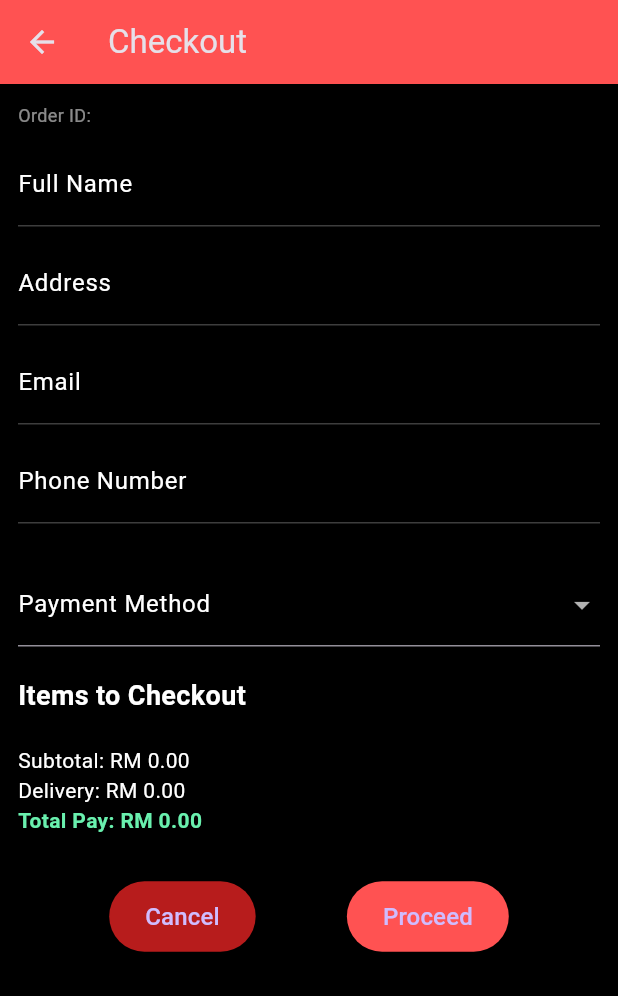
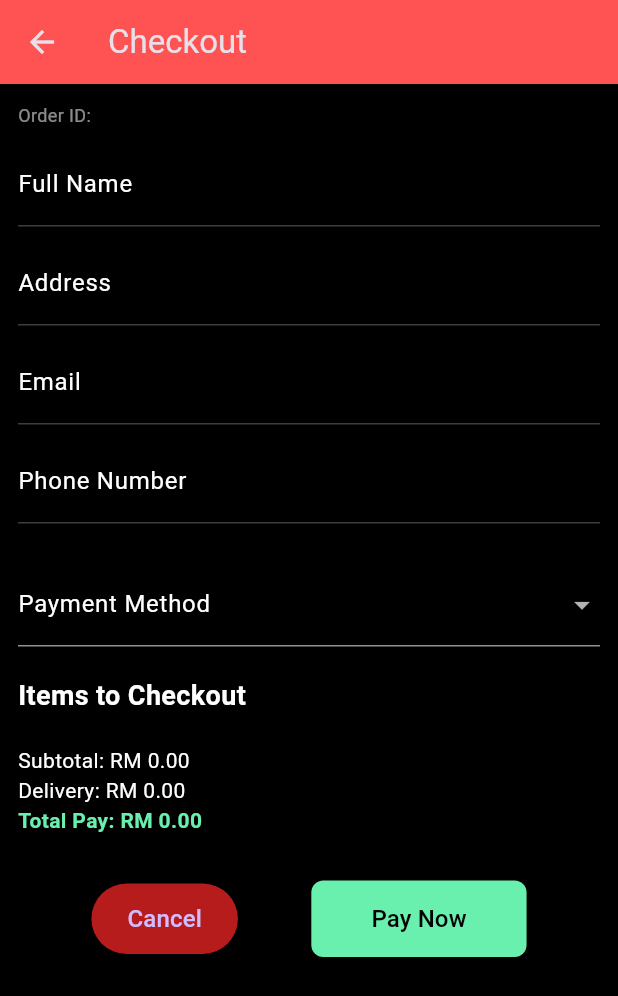
Before and after one commit to elysia-lys/flutter_ecommerce_with_payment_api, a Flutter app: the OrderCheckout screen opened directly with empty values, on a phone screen of 412 x 824 dp. Shown: the top 996 px of the screen. Run offline on Flutter 3.47's test engine with Material 3 defaults, Android fonts, the phone set to English and light mode, and no system bars; our stand-ins replace carousel_slider, cloud_firestore, firebase_core, shared_preferences; missing offline and left inert: flutter_inappwebview; accounts and stored records are empty.

Commit message:
pay button simplfied

```diff
--- a/code/valorant_ecom/lib/payment_API/order_checkout.dart
+++ b/code/valorant_ecom/lib/payment_API/order_checkout.dart
@@ -58,9 +58,6 @@ class _OrderCheckoutState extends State<OrderCheckout> {
   /// Controller for the customer's phone number input field.
   final numberController = TextEditingController();
 
-  /// Whether the "Pay Now" button should be displayed.
-  bool showPayButton = false;
-
   /// Selected payment method from the dropdown.
   String? selectedPayment;
 
@@ -91,12 +88,8 @@ class _OrderCheckoutState extends State<OrderCheckout> {
     }
   }
 
-  /// Handles form validation and saving order details to Firestore.
-  ///
-  /// - Validates all text fields and checks that a payment method is selected.
-  /// - Saves order data to the `orders` collection in Firestore.
-  /// - Updates [showPayButton] to true to enable proceeding to payment.
-  Future<void> _handleProceed() async {
+  /// Handles full checkout process: validate, save to Firestore, then initiate payment.
+  Future<void> _handlePay() async {
     if (!_formKey.currentState!.validate()) return;
 
     if (selectedPayment == null) {
@@ -105,6 +98,12 @@ class _OrderCheckoutState extends State<OrderCheckout> {
       );
       return;
     }
+
+    try {
+      // Show loading message
+      ScaffoldMessenger.of(context).showSnackBar(
+        const SnackBar(content: Text("Processing your order...")),
+      );
 
       final txChannel = getChannelCode(selectedPayment!);
 
@@ -115,7 +114,7 @@ class _OrderCheckoutState extends State<OrderCheckout> {
         "txChannel": txChannel,
         "orderId": widget.orderId,
         "orderRef": widget.orderId,
-      "userId": widget.userId, // Link order to Firestore user
+        "userId": widget.userId,
         "txCurrency": "MYR",
         "txAmount": totalPay.toStringAsFixed(2),
         "custName": nameController.text,
@@ -124,7 +123,7 @@ class _OrderCheckoutState extends State<OrderCheckout> {
         "address": addressController.text,
         "productList": widget.cartItems
             .map((i) => {
-                "id": i["id"], // Optional product ID for tracking
+                  "id": i["id"],
                   "name": i["name"],
                   "qty": i["quantity"],
                   "amount": i["price"].toStringAsFixed(2),
@@ -136,29 +135,13 @@ class _OrderCheckoutState extends State<OrderCheckout> {
         "createdAt": DateTime.now(),
       };
 
-    // Save order in Firestore
+      // Step 1: Save order to Firestore
       await FirebaseFirestore.instance
           .collection('orders')
           .doc(widget.orderId)
           .set(orderData);
 
-    setState(() => showPayButton = true);
-
-    // ignore: use_build_context_synchronously
-    ScaffoldMessenger.of(context).showSnackBar(
-      SnackBar(content: Text("Order saved. Ready for payment via $selectedPayment")),
-    );
-  }
-
-  /// Initiates the payment process via the external API.
-  ///
-  /// - Calls [CallApi.processPayment] passing all relevant order and user information.
-  /// - Redirects to [PaymentWebView] with the checkout URL and transaction ID.
-  /// - Shows an error message if the payment initiation fails.
-  Future<void> _handlePay() async {
-    if (selectedPayment == null) return;
-
-    try {
+      // Step 2: Call payment API
       final response = await CallApi.processPayment(
         totalAmount: totalPay,
         paymentMethod: selectedPayment!,
@@ -170,22 +153,23 @@ class _OrderCheckoutState extends State<OrderCheckout> {
           "address": addressController.text,
         },
         orderId: widget.orderId,
-        userId: widget.userId, // Pass Firestore user ID for tracking
+        userId: widget.userId,
       );
 
+      // Step 3: Redirect to payment page
       if (response != null && response.containsKey("checkoutUrl")) {
         final checkoutUrl = response["checkoutUrl"];
         final txId = response["txId"] ?? "TX_UNKNOWN";
 
+        // ignore: use_build_context_synchronously
         Navigator.pushReplacement(
-          // ignore: use_build_context_synchronously
           context,
           MaterialPageRoute(
             builder: (_) => PaymentWebView(
               checkoutUrl: checkoutUrl,
               orderId: widget.orderId,
               txId: txId,
-              userId: widget.userId, // Keep Firestore user ID
+              userId: widget.userId,
             ),
           ),
         );
@@ -194,7 +178,9 @@ class _OrderCheckoutState extends State<OrderCheckout> {
         ScaffoldMessenger.of(context).showSnackBar(
           SnackBar(
             content: Text(
-                  "Failed to initiate payment: ${response?["message"] ?? "Unknown error"}")),
+              "Failed to initiate payment: ${response?["message"] ?? "Unknown error"}",
+            ),
+          ),
         );
       }
     } catch (e) {
@@ -207,11 +193,7 @@ class _OrderCheckoutState extends State<OrderCheckout> {
   }
 
   /// Builds a reusable text form field with validation.
-  ///
-  /// [label] is displayed above the input.
-  /// [controller] manages the field's value.
-  Widget _buildTextField(String label, TextEditingController controller) =>
-      Padding(
+  Widget _buildTextField(String label, TextEditingController controller) => Padding(
         padding: const EdgeInsets.only(bottom: 10),
         child: TextFormField(
           controller: controller,
@@ -250,7 +232,8 @@ class _OrderCheckoutState extends State<OrderCheckout> {
                 height: 50,
                 fit: BoxFit.cover,
               ),
-              title: Text(item["name"], style: const TextStyle(color: Colors.white)),
+              title:
+                  Text(item["name"], style: const TextStyle(color: Colors.white)),
               subtitle: Text(
                 "Qty: ${item["quantity"]} | RM ${item["price"].toStringAsFixed(2)}",
                 style: const TextStyle(color: Colors.white70),
@@ -273,8 +256,10 @@ class _OrderCheckoutState extends State<OrderCheckout> {
   Widget build(BuildContext context) {
     return Scaffold(
       backgroundColor: Colors.black,
-      appBar:
-          AppBar(title: const Text("Checkout"), backgroundColor: Colors.redAccent),
+      appBar: AppBar(
+        title: const Text("Checkout"),
+        backgroundColor: Colors.redAccent,
+      ),
       body: SingleChildScrollView(
         padding: const EdgeInsets.all(12),
         child: Form(
@@ -290,26 +275,30 @@ class _OrderCheckoutState extends State<OrderCheckout> {
               _buildTextField("Email", emailController),
               _buildTextField("Phone Number", numberController),
               const SizedBox(height: 16),
+
               // Dropdown for selecting payment method
               DropdownButtonFormField<String>(
-                initialValue: selectedPayment,
+                value: selectedPayment,
                 decoration: const InputDecoration(
                   labelText: "Payment Method",
-                    labelStyle: TextStyle(color: Colors.white)),
+                  labelStyle: TextStyle(color: Colors.white),
+                ),
                 dropdownColor: Colors.black,
                 items: paymentMethods
-                    .map((m) =>
-                        DropdownMenuItem(value: m, child: Text(m, style: const TextStyle(color: Colors.white))))
+                    .map(
+                      (m) => DropdownMenuItem(
+                        value: m,
+                        child: Text(m, style: const TextStyle(color: Colors.white)),
+                      ),
+                    )
                     .toList(),
                 onChanged: (v) => setState(() => selectedPayment = v),
               ),
               const SizedBox(height: 20),
+
               _buildCartSummary(),
               const SizedBox(height: 30),
-              Padding(
-                padding: const EdgeInsets.only(bottom: 30),
-                child: Column(
-                  children: [
+
               Row(
                 mainAxisAlignment: MainAxisAlignment.spaceEvenly,
                 children: [
@@ -317,34 +306,20 @@ class _OrderCheckoutState extends State<OrderCheckout> {
                   ElevatedButton(
                     style: ElevatedButton.styleFrom(
                       backgroundColor: Colors.red.shade900,
-                            padding: const EdgeInsets.symmetric(
-                                horizontal: 24, vertical: 12),
+                      padding:
+                          const EdgeInsets.symmetric(horizontal: 24, vertical: 12),
                     ),
                     onPressed: () => Navigator.pop(context),
-                          child: const Text("Cancel", style: TextStyle(fontSize: 16)),
+                    child:
+                        const Text("Cancel", style: TextStyle(fontSize: 16)),
                   ),
-                        // Proceed button (saves order)
+
+                  // Single Pay Now button
                   ElevatedButton(
                     style: ElevatedButton.styleFrom(
-                            backgroundColor: Colors.redAccent,
-                            padding: const EdgeInsets.symmetric(
-                                horizontal: 24, vertical: 12),
-                          ),
-                          onPressed: _handleProceed,
-                          child: const Text("Proceed", style: TextStyle(fontSize: 16)),
-                        ),
-                      ],
-                    ),
-                    // Pay Now button shown after order is saved
-                    if (showPayButton)
-                      Padding(
-                        padding: const EdgeInsets.only(top: 20),
-                        child: Center(
-                          child: ElevatedButton(
-                            style: ElevatedButton.styleFrom(
                       backgroundColor: Colors.greenAccent,
-                              padding: const EdgeInsets.symmetric(
-                                  horizontal: 40, vertical: 14),
+                      padding:
+                          const EdgeInsets.symmetric(horizontal: 40, vertical: 14),
                       shape: RoundedRectangleBorder(
                         borderRadius: BorderRadius.circular(8),
                       ),
@@ -355,10 +330,7 @@ class _OrderCheckoutState extends State<OrderCheckout> {
                       style: TextStyle(color: Colors.black, fontSize: 16),
                     ),
                   ),
-                        ),
-                      ),
                 ],
-                ),
               ),
             ],
           ),
```
Lines whose indentation alone changed are shown as unchanged.
